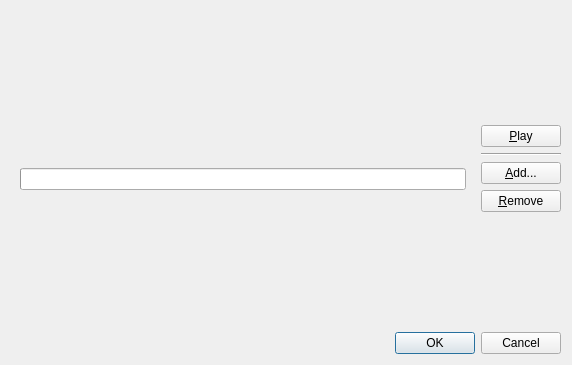
Above: client/src/ui/dialogs/notification_sound_manager_dialog.ui from networkoptix/nx_open before the change. Below: the same form after it.
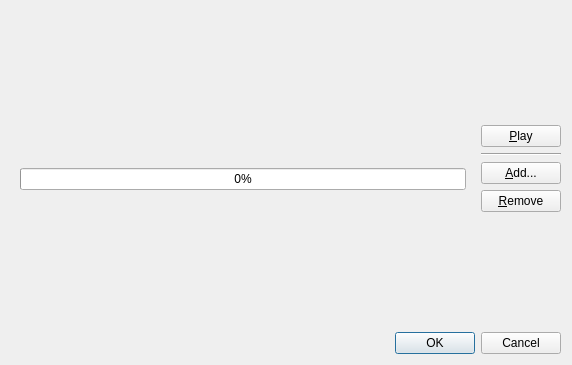
That is the form after the change. The open tabs and pages were chosen to show the change.

The edit to the form file:
```diff
--- a/client/src/ui/dialogs/notification_sound_manager_dialog.ui
+++ b/client/src/ui/dialogs/notification_sound_manager_dialog.ui
@@ -54,7 +54,11 @@
           </widget>
          </item>
          <item>
-          <widget class="QProgressBar" name="progressBar"/>
+          <widget class="QProgressBar" name="progressBar">
+           <property name="value">
+            <number>0</number>
+           </property>
+          </widget>
          </item>
          <item>
           <spacer name="verticalSpacer_4">
```
Left out of the diff: 2 changed lines with no effect on the pictures.
